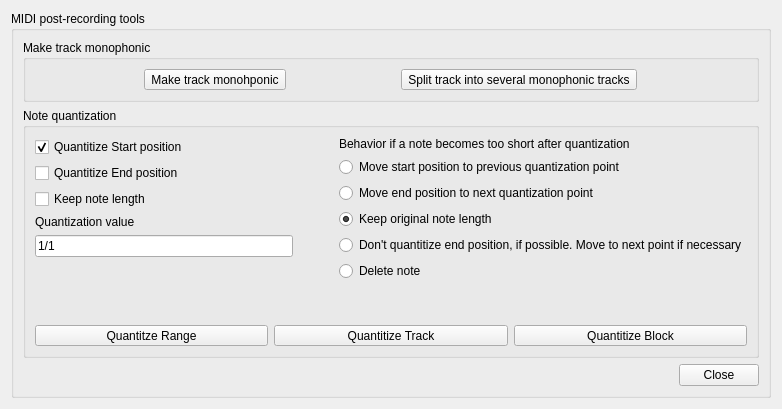
Above: Qt/qt4_tools.ui from kmatheussen/radium before the change. Below: the same form after it.
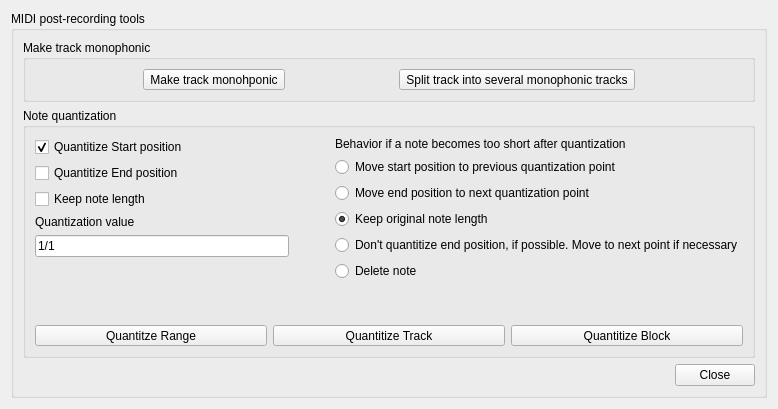
That is the form after the change. Custom widgets are drawn as their Qt base class.

Patch:
```diff
--- a/Qt/qt4_tools.ui
+++ b/Qt/qt4_tools.ui
@@ -6,7 +6,7 @@
    <rect>
     <x>0</x>
     <y>0</y>
-    <width>782</width>
+    <width>778</width>
     <height>409</height>
    </rect>
   </property>
```
